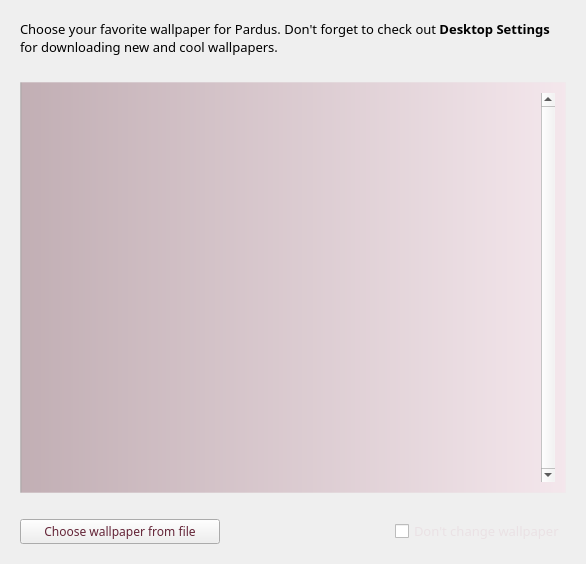
The window that kde/kaptan/src/gui/wallpaperWidget.ui (pars-linux/uludag) describes before a commit, drawn with Qt 5.
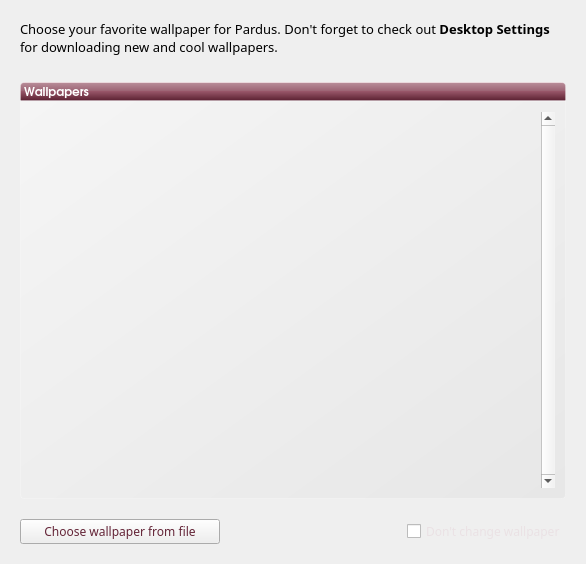
The same window after the commit.

Diff of the .ui file:
```diff
--- a/kde/kaptan/src/gui/wallpaperWidget.ui
+++ b/kde/kaptan/src/gui/wallpaperWidget.ui
@@ -14,11 +14,7 @@
    <string>Wallpaper</string>
   </property>
   <property name="styleSheet">
-   <string notr="true">QListWidget{
-background-color: qlineargradient(spread:pad, x1:0, y1:0, x2:1, y2:0, stop:0 rgba(0, 0, 0, 81), stop:0.00537634 rgba(95, 34, 52, 80), stop:1 rgba(255, 213, 230, 80));
-border: 1px solid rgb(236, 236, 236, 80);
-color: rgb(234, 225, 228);
-}</string>
+   <string notr="true"/>
   </property>
   <layout class="QGridLayout" name="gridLayout">
    <property name="margin">
@@ -26,6 +22,36 @@
    </property>
    <item row="2" column="0">
     <layout class="QVBoxLayout" name="verticalLayout">
+     <property name="spacing">
+      <number>0</number>
+     </property>
+     <item>
+      <widget class="QLabel" name="label">
+       <property name="font">
+        <font>
+         <family>URW Gothic L</family>
+         <pointsize>9</pointsize>
+         <weight>75</weight>
+         <bold>true</bold>
+         <underline>false</underline>
+        </font>
+       </property>
+       <property name="styleSheet">
+        <string notr="true">background-color: qlineargradient(spread:pad, x1:0.5, y1:1, x2:0.5, y2:0, stop:0 rgba(183, 100, 124, 255), stop:0.0212465 rgba(91, 33, 50, 255), stop:0.521739 rgba(152, 86, 105, 255), stop:0.527174 rgba(155, 98, 115, 255), stop:0.983696 rgba(184, 141, 153, 255), stop:1 rgba(220, 173, 186, 255));
+/*background-color: qlineargradient(spread:pad, x1:1, y1:1, x2:0, y2:0, stop:0 rgba(219, 219, 219, 100), stop:1 rgba(255, 255, 255, 100));*/
+border: 1px solid rgba(255,255,255,50);
+color:white;
+border-top-left-radius: 4px;
+border-top-right-radius: 4px;</string>
+       </property>
+       <property name="text">
+        <string>Wallpapers</string>
+       </property>
+       <property name="margin">
+        <number>5</number>
+       </property>
+      </widget>
+     </item>
      <item>
       <widget class="QListWidget" name="listWallpaper">
        <property name="sizePolicy">
@@ -44,7 +70,13 @@
         <bool>false</bool>
        </property>
        <property name="styleSheet">
-        <string notr="true">#listWallpaper{padding:10px;}</string>
+        <string notr="true">#listWallpaper{
+padding:10px;
+background-color: qlineargradient(spread:pad, x1:1, y1:1, x2:0, y2:0, stop:0 rgba(219, 219, 219, 100), stop:1 rgba(255, 255, 255, 100));
+border: 1px solid rgba(255,255,255,50);
+border-bottom-left-radius: 4px;
+border-bottom-right-radius: 4px;
+}</string>
        </property>
        <property name="frameShape">
         <enum>QFrame::NoFrame</enum>
@@ -172,7 +204,7 @@
          <property name="font">
           <font>
            <family>Sans Serif</family>
-           <pointsize>10</pointsize>
+           <pointsize>9</pointsize>
           </font>
          </property>
          <property name="styleSheet">
```
